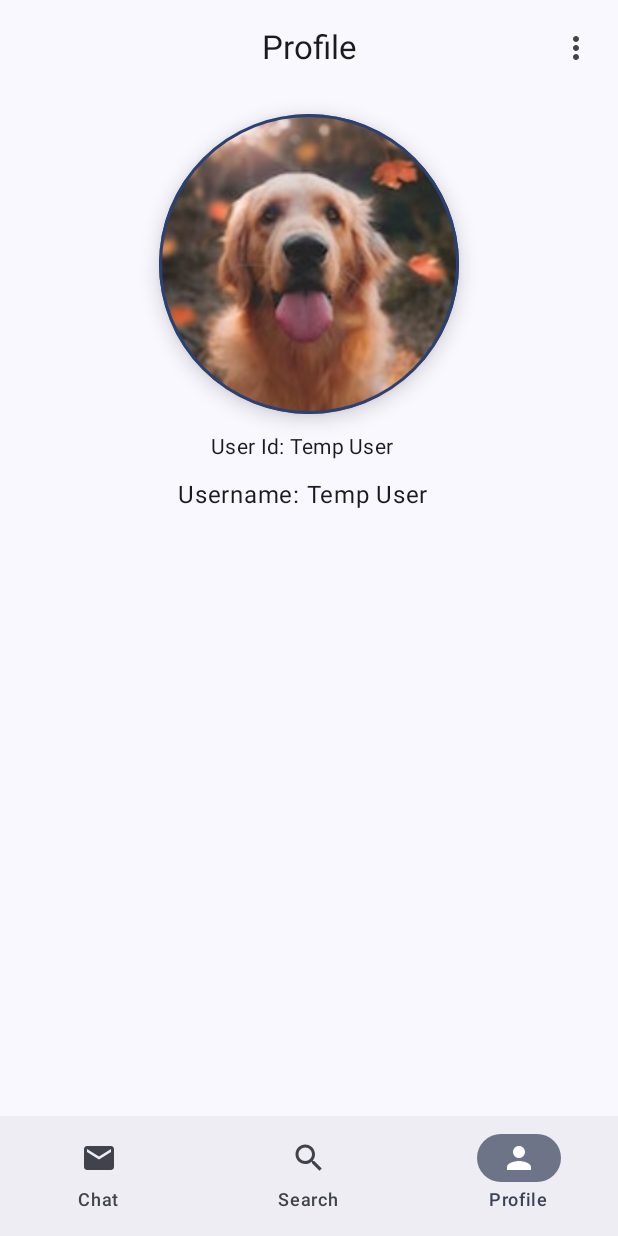
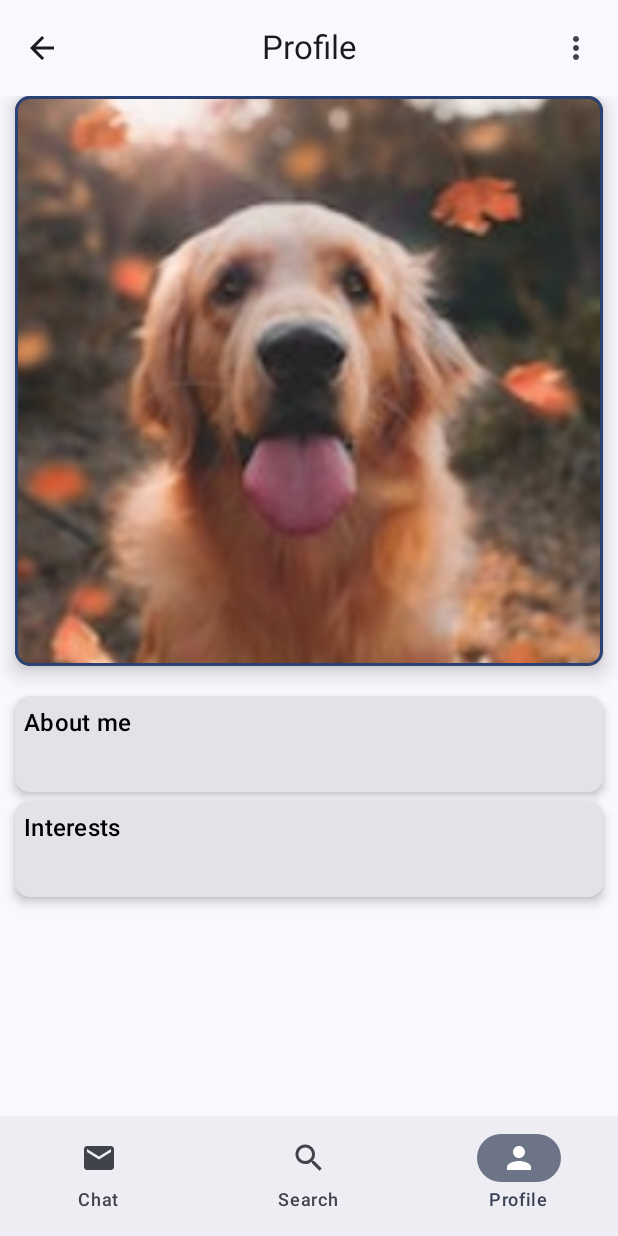
Before and after one commit to Abhidhimann/ChattingApp, an Android app built with Jetpack Compose: the screen it shows after launch (MainActivity), item 3 of the bottom bar chosen, on a phone screen of 412 x 824 dp. Run offline under Robolectric (Android 15) with nearby library versions, the phone set to English and light mode, and no system bars; our stand-ins replace Dagger/Hilt's generated code, constraintlayout-compose.

Commit message:
edit profile screen added and profile screen modify

```diff
--- a/app/build.gradle.kts
+++ b/app/build.gradle.kts
@@ -93,6 +93,12 @@ dependencies {
     // json
     implementation("com.squareup.retrofit2:converter-gson:2.5.0")
 
+    // coil
+    implementation("io.coil-kt:coil-compose:2.6.0")
+
+//    // shimmer
+//    implementation("com.valentinilk.shimmer:compose-shimmer:1.3.0")
+
 
     androidTestImplementation(libs.androidx.junit)
     androidTestImplementation(libs.androidx.espresso.core)
--- a/app/src/main/java/com/example/chattingApp/data/remote/dto/MessageDtoResponse.kt
+++ /dev/null
@@ -1,5 +0,0 @@
-package com.example.chattingApp.data.remote.dto
-
-data class MessageDtoResponse (
-    val message: MessageDto? = null
-)
--- /dev/null
+++ b/app/src/main/java/com/example/chattingApp/domain/model/UserProfile.kt
@@ -0,0 +1,32 @@
+package com.example.chattingApp.domain.model
+
+
+data class UserProfile(
+    var name: String,
+    var email: String,
+    var password: String,
+    var userId: String,
+    var profileImageUrl: String,
+    var gender: UserGender,
+    var aboutMe: String,
+    var interests: String,
+    var age: Int
+)
+
+enum class UserGender(val value: String) {
+    MALE("Male"),
+    FEMALE("Female"),
+    OTHERS("Others"),
+}
+
+val tempUserProfile = UserProfile(
+    name = "Abhishek Dhiman",
+    email = "abc@gmail.com",
+    password = "",
+    userId = "abc123",
+    profileImageUrl = "",
+    gender = UserGender.MALE,
+    aboutMe = "This is nothing about me, This is nothing about me, This is nothing about me, This is nothing about me",
+    age = 21,
+    interests = "No interests"
+)
--- a/app/src/main/java/com/example/chattingApp/ui/MainActivity.kt
+++ b/app/src/main/java/com/example/chattingApp/ui/MainActivity.kt
@@ -3,7 +3,6 @@ package com.example.chattingApp.ui
 import android.os.Bundle
 import androidx.activity.ComponentActivity
 import androidx.activity.compose.setContent
-import androidx.activity.enableEdgeToEdge
 import androidx.compose.runtime.getValue
 import androidx.compose.runtime.setValue
 import androidx.compose.material3.Scaffold
@@ -11,7 +10,6 @@ import androidx.compose.runtime.Composable
 import androidx.compose.runtime.mutableStateOf
 import androidx.compose.runtime.remember
 import androidx.compose.ui.tooling.preview.Preview
-import androidx.core.view.WindowCompat
 import androidx.navigation.compose.rememberNavController
 import com.example.chattingApp.ui.theme.ChattingAppTheme
 import com.example.chattingApp.ui.screens.BottomNavItem
--- a/app/src/main/java/com/example/chattingApp/ui/Navigation.kt
+++ b/app/src/main/java/com/example/chattingApp/ui/Navigation.kt
@@ -4,10 +4,12 @@ import androidx.compose.runtime.Composable
 import androidx.navigation.NavHostController
 import androidx.navigation.compose.NavHost
 import androidx.navigation.compose.composable
+import com.example.chattingApp.domain.model.tempUserProfile
 import com.example.chattingApp.ui.screens.BottomNavItem
 import com.example.chattingApp.ui.screens.ChatListScreen
 import com.example.chattingApp.ui.screens.chatscreen.ChatScreen
 import com.example.chattingApp.ui.screens.DiscoverPeopleScreen
+import com.example.chattingApp.ui.screens.editprofilescreen.EditProfileScreen
 import com.example.chattingApp.ui.screens.profilescreen.ProfileScreen
 
 @Composable
@@ -15,7 +17,8 @@ fun NavigationHost(navController: NavHostController) {
     NavHost(navController, startDestination = BottomNavItem.CHAT.route) {
         composable(route = BottomNavItem.CHAT.route) { ChatListScreen(navController)}
         composable(route = BottomNavItem.SEARCH.route) { DiscoverPeopleScreen() }
-        composable(route = BottomNavItem.PROFILE.route) { ProfileScreen(navController) }
+        composable(route = BottomNavItem.PROFILE.route) { ProfileScreen(navController ) }
         composable(route = "chatScreen") { ChatScreen() }
+        composable(route = "editProfileScreen") { EditProfileScreen(userProfile = tempUserProfile)}
     }
 }
--- a/app/src/main/java/com/example/chattingApp/ui/UserProfiles.kt
+++ /dev/null
@@ -1,102 +0,0 @@
-package com.example.chattingApp.ui
-
-
-data class UserProfile(val id: Int, val name: String, val status: Boolean, val picId: String)
-
-val usersProfile = listOf<UserProfile>(
-    UserProfile(
-        id = 0,
-        name = "Michaela Runnings",
-        status = true,
-        "https://images.unsplash.com/photo-1485290334039-a3c69043e517?ixid=MXwxMjA3fDB8MHxwaG90by1wYWdlfHx8fGVufDB8fHw%3D&ixlib=rb-1.2.1&auto=format&fit=crop&w=800&q=80"
-    ),
-    UserProfile(
-        id = 1,
-        name = "John Pestridge",
-        status = false,
-        "https://images.unsplash.com/photo-1542178243-bc20204b769f?ixid=MXwxMjA3fDB8MHxzZWFyY2h8MTB8fHBvcnRyYWl0fGVufDB8MnwwfA%3D%3D&ixlib=rb-1.2.1&auto=format&fit=crop&w=500&q=60"
-    ),
-    UserProfile(
-        id = 2,
-        name = "Manilla Andrews",
-        status = true,
-        "https://images.unsplash.com/photo-1543123820-ac4a5f77da38?ixid=MXwxMjA3fDB8MHxzZWFyY2h8NDh8fHBvcnRyYWl0fGVufDB8MnwwfA%3D%3D&ixlib=rb-1.2.1&auto=format&fit=crop&w=500&q=60"
-    ),
-    UserProfile(
-        id = 3,
-        name = "Dan Spicer",
-        status = false,
-        "https://images.unsplash.com/photo-1595152772835-219674b2a8a6?ixid=MXwxMjA3fDB8MHxzZWFyY2h8NDd8fHBvcnRyYWl0fGVufDB8MnwwfA%3D%3D&ixlib=rb-1.2.1&auto=format&fit=crop&w=500&q=60"
-    ),
-    UserProfile(
-        id = 4,
-        name = "Keanu Dester",
-        status = false,
-        "https://images.unsplash.com/photo-1597528380214-aa94bde3fc32?ixid=MXwxMjA3fDB8MHxzZWFyY2h8NTZ8fHBvcnRyYWl0fGVufDB8MnwwfA%3D%3D&ixlib=rb-1.2.1&auto=format&fit=crop&w=500&q=60"
-    ),
-    UserProfile(
-        id = 5,
-        name = "Anichu Patel",
-        status = false,
-        "https://images.unsplash.com/photo-1598641795816-a84ac9eac40c?ixid=MXwxMjA3fDB8MHxzZWFyY2h8NjJ8fHBvcnRyYWl0fGVufDB8MnwwfA%3D%3D&ixlib=rb-1.2.1&auto=format&fit=crop&w=500&q=60"
-    ),
-    UserProfile(
-        id = 6,
-        name = "Kienla Onso",
-        status = true,
-        "https://images.unsplash.com/photo-1566895733044-d2bdda8b6234?ixid=MXwxMjA3fDB8MHxzZWFyY2h8ODh8fHBvcnRyYWl0fGVufDB8MnwwfA%3D%3D&ixlib=rb-1.2.1&auto=format&fit=crop&w=500&q=60"
-    ),
-    UserProfile(
-        id = 7,
-        name = "Andra Matthews",
-        status = false,
-        "https://images.unsplash.com/photo-1530577197743-7adf14294584?ixid=MXwxMjA3fDB8MHxzZWFyY2h8NTV8fHBvcnRyYWl0fGVufDB8MnwwfA%3D%3D&ixlib=rb-1.2.1&auto=format&fit=crop&w=500&q=60"
-    ),
-    UserProfile(
-        id = 8,
-        name = "Georgia S.", status = false,
-        "https://images.unsplash.com/photo-1547212371-eb5e6a4b590c?ixid=MXwxMjA3fDB8MHxzZWFyY2h8MTA3fHxwb3J0cmFpdHxlbnwwfDJ8MHw%3D&ixlib=rb-1.2.1&auto=format&fit=crop&w=500&q=60"
-    ),
-    UserProfile(
-        id = 9,
-        name = "Matt Dengo",
-        status = false,
-        "https://images.unsplash.com/photo-1578176603894-57973e38890f?ixid=MXwxMjA3fDB8MHxzZWFyY2h8MTE0fHxwb3J0cmFpdHxlbnwwfDJ8MHw%3D&ixlib=rb-1.2.1&auto=format&fit=crop&w=500&q=60"
-    ),
-    UserProfile(
-        id = 10,
-        name = "Marsha T.",
-        status = true,
-        "https://images.unsplash.com/photo-1605087880595-8cc6db61f3c6?ixid=MXwxMjA3fDB8MHxzZWFyY2h8MTI0fHxwb3J0cmFpdHxlbnwwfDJ8MHw%3D&ixlib=rb-1.2.1&auto=format&fit=crop&w=500&q=60"
-    ),
-    UserProfile(
-        id = 11,
-        name = "Invshu Patel",
-        status = true,
-        "https://images.unsplash.com/photo-1561820009-8bef03ebf8e5?ixid=MXwxMjA3fDB8MHxzZWFyY2h8MTM3fHxwb3J0cmFpdHxlbnwwfDJ8MHw%3D&ixlib=rb-1.2.1&auto=format&fit=crop&w=500&q=60"
-    ),
-    UserProfile(
-        id = 12,
-        name = "Braylen Nathan",
-        status = true,
-        "https://images.unsplash.com/photo-1605857840732-188f2f08cb31?ixid=MXwxMjA3fDB8MHxzZWFyY2h8MTQ5fHxwb3J0cmFpdHxlbnwwfDJ8MHw%3D&ixlib=rb-1.2.1&auto=format&fit=crop&w=500&q=60"
-    ),
-    UserProfile(
-        id = 13,
-        name = "Jorge Andre",
-        status = false,
-        "https://images.unsplash.com/photo-1517588632672-9758d6acba04?ixid=MXwxMjA3fDB8MHxzZWFyY2h8MTYyfHxwb3J0cmFpdHxlbnwwfDJ8MHw%3D&ixlib=rb-1.2.1&auto=format&fit=crop&w=500&q=60"
-    ),
-    UserProfile(
-        id = 14,
-        name = "Jamison Dana",
-        status = false,
-        "https://images.unsplash.com/photo-1513690277738-c9bc7eb2a992?ixid=MXwxMjA3fDB8MHxzZWFyY2h8MTY1fHxwb3J0cmFpdHxlbnwwfDJ8MHw%3D&ixlib=rb-1.2.1&auto=format&fit=crop&w=500&q=60"
-    ),
-    UserProfile(
-        id = 15,
-        name = "Laura S.",
-        status = true,
-        "https://images.unsplash.com/photo-1513708847802-f2fa846a7eaa?ixid=MXwxMjA3fDB8MHxzZWFyY2h8MTg1fHxwb3J0cmFpdHxlbnwwfDJ8MHw%3D&ixlib=rb-1.2.1&auto=format&fit=crop&w=500&q=60"
-    ),
-)
--- a/app/src/main/java/com/example/chattingApp/ui/screens/ChatListScreen.kt
+++ b/app/src/main/java/com/example/chattingApp/ui/screens/ChatListScreen.kt
@@ -11,6 +11,7 @@ import androidx.compose.foundation.layout.size
 import androidx.compose.foundation.layout.wrapContentHeight
 import androidx.compose.foundation.lazy.LazyColumn
 import androidx.compose.foundation.lazy.items
+import androidx.compose.foundation.shape.CircleShape
 import androidx.compose.material.icons.Icons
 import androidx.compose.material.icons.filled.MoreVert
 import androidx.compose.material.icons.filled.Search
@@ -40,9 +41,9 @@ import androidx.compose.ui.unit.dp
 import androidx.constraintlayout.compose.ConstraintLayout
 import androidx.navigation.NavController
 import androidx.navigation.compose.rememberNavController
-import com.example.chattingApp.ui.UserProfile
+import com.example.chattingApp.domain.model.UserProfile
+import com.example.chattingApp.domain.model.tempUserProfile
 import com.example.chattingApp.ui.screens.profilescreen.ProfilePicture
-import com.example.chattingApp.ui.usersProfile
 
 @Composable
 fun ChatListScreen(navController: NavController) {
@@ -56,7 +57,7 @@ fun ChatListScreen(navController: NavController) {
             modifier = Modifier
                 .padding(innerPadding)
                 .fillMaxSize(),
-            users = usersProfile,
+            users = listOf(tempUserProfile),
             navController = navController
         )
     }
@@ -143,9 +144,13 @@ fun ProfileCard(userProfile: UserProfile, onClick: () -> Unit) {
             horizontalArrangement = Arrangement.Start
         ) {
             ProfilePicture(
-                userProfile.picId, modifier = Modifier
-                    .size(48.dp),
-                elevation = CardDefaults.elevatedCardElevation(0.dp)
+                userProfile.profileImageUrl, modifier = Modifier
+                    .padding(4.dp)
+                    .size(56.dp)
+                    .padding(4.dp)
+                ,
+                elevation = CardDefaults.elevatedCardElevation(0.dp),
+                shapes = CircleShape
             )
             ChatThreadDetails(
                 userName = userProfile.name,
--- a/app/src/main/java/com/example/chattingApp/ui/screens/chatscreen/ChatState.kt
+++ b/app/src/main/java/com/example/chattingApp/ui/screens/chatscreen/ChatScreenState.kt
@@ -2,7 +2,7 @@ package com.example.chattingApp.ui.screens.chatscreen
 
 import com.example.chattingApp.domain.model.Message
 
-data class ChatState(
+data class ChatScreenState(
     var messages: List<Message> = emptyList(),
     val isLoading: Boolean = false
 )
--- a/app/src/main/java/com/example/chattingApp/ui/screens/profilescreen/ProfileScreen.kt
+++ b/app/src/main/java/com/example/chattingApp/ui/screens/profilescreen/ProfileScreen.kt
@@ -11,8 +11,7 @@ import androidx.compose.foundation.layout.fillMaxSize
 import androidx.compose.foundation.layout.fillMaxWidth
 import androidx.compose.foundation.layout.height
 import androidx.compose.foundation.layout.padding
-import androidx.compose.foundation.layout.size
-import androidx.compose.foundation.shape.CircleShape
+import androidx.compose.foundation.shape.RoundedCornerShape
 import androidx.compose.material.icons.Icons
 import androidx.compose.material.icons.filled.ArrowBack
 import androidx.compose.material.icons.filled.MoreVert
@@ -35,29 +34,48 @@ import androidx.compose.runtime.remember
 import androidx.compose.runtime.setValue
 import androidx.compose.ui.Alignment
 import androidx.compose.ui.Modifier
+import androidx.compose.ui.graphics.Color
+import androidx.compose.ui.graphics.Shape
 import androidx.compose.ui.layout.ContentScale
 import androidx.compose.ui.res.painterResource
+import androidx.compose.ui.text.font.FontWeight
+import androidx.compose.ui.text.style.TextAlign
 import androidx.compose.ui.text.style.TextOverflow
 import androidx.compose.ui.tooling.preview.Preview
 import androidx.compose.ui.unit.dp
 import androidx.navigation.NavController
+import coil.compose.rememberAsyncImagePainter
 import com.example.chattingApp.R
+import com.example.chattingApp.domain.model.UserProfile
+import com.example.chattingApp.domain.model.tempUserProfile
 
 @Composable
 fun ProfileScreen(navController: NavController) {
-//    val bottomNavItems = BottomNavItem.entries.toTypedArray()
-//    val navController = rememberNavController()
+
+    ProfileScreenContent(userId = 1, state = ProfileScreenState()) { event ->
+        when (event) {
+            is ProfileScreenEvent.EditProfile -> {
+                navController.navigate("editProfileScreen")
+            }
+        }
+    }
+}
+
+@Composable
+fun ProfileScreenContent(
+    userId: Long,
+    state: ProfileScreenState,
+    onEvent: (ProfileScreenEvent) -> Unit
+) {
+    val userProfile = state.userProfile
     Scaffold(
         topBar = {
-            ProfileScreenAppBar(title = "Profile", isOtherUser = false) {
-                navController.popBackStack()
-            }
+            ProfileScreenAppBar(title = "Profile", onEvent = onEvent, isSelfUser = false)
         },
         modifier = Modifier.fillMaxSize(),
-//        bottomBar = { BottomNavigationBar(tabBarItems = bottomNavItems, navController = navController) }
     ) { innerPadding ->
         Profile(
-            name = "Android",
+            userProfile = userProfile,
             modifier = Modifier.padding(innerPadding)
         )
     }
@@ -65,30 +83,34 @@ fun ProfileScreen(navController: NavController) {
 
 @OptIn(ExperimentalMaterial3Api::class)
 @Composable
-fun ProfileScreenAppBar(title: String, isOtherUser: Boolean, onIconClick: () -> Unit) {
+fun ProfileScreenAppBar(
+    title: String,
+    isSelfUser: Boolean,
+    onEvent: (ProfileScreenEvent) -> Unit,
+) {
     CenterAlignedTopAppBar(
         title = { Text(text = title) },
         navigationIcon =
         // todo back only when user see others profile
         {
-            if (isOtherUser) {
+            if (!isSelfUser) {
                 Icon(
                     imageVector = Icons.Default.ArrowBack,
                     "Back",
                     modifier = Modifier
                         .padding(horizontal = 12.dp)
-                        .clickable(onClick = { onIconClick.invoke() })
+                        .clickable(onClick = { })
                 )
             }
         },
         actions = {
-            UserProfileMenuActions()
+            UserProfileMenuActions(onEvent)
         }
     )
 }
 
 @Composable
-fun UserProfileMenuActions() {
+fun UserProfileMenuActions(onEvent: (ProfileScreenEvent) -> Unit) {
     var menuExpanded by remember { mutableStateOf(false) }
     Row {
         IconButton(onClick = { menuExpanded = true }) {
@@ -101,7 +123,7 @@ fun UserProfileMenuActions() {
             DropdownMenuItem(
                 text = { Text("Edit Profile") },
                 onClick = {
-                    // will do something here
+                    onEvent(ProfileScreenEvent.EditProfile(tempUserProfile))
                     menuExpanded = false
                 }
             )
@@ -110,41 +132,48 @@ fun UserProfileMenuActions() {
 }
 
 @Composable
-fun Profile(name: String, modifier: Modifier = Modifier) {
+fun Profile(userProfile: UserProfile?, modifier: Modifier = Modifier) {
     Column(
-        modifier = modifier,
+        modifier = modifier.padding(start = 10.dp, end = 10.dp),
         horizontalAlignment = Alignment.CenterHorizontally
     ) {
         ProfilePicture(
-            picUrl = "",
-            modifier = Modifier.size(200.dp),
-            elevation = CardDefaults.elevatedCardElevation(8.dp)
+            picUrl = userProfile?.profileImageUrl,
+            modifier = Modifier
+                .weight(1f)
+                .fillMaxWidth(),
+            elevation = CardDefaults.elevatedCardElevation(8.dp),
+            shapes = RoundedCornerShape(10.dp)
         )
         ProfileDetails(
-            userId = "tempId",
-            userName = "Temp User",
+            userProfile = userProfile,
             isSelfUser = true,
-            Alignment.CenterHorizontally
+            Alignment.Start,
+            modifier = Modifier
+                .weight(1f)
+                .padding(top = 12.dp)
         )
     }
 }
 
 @Composable
-fun ProfilePicture(picUrl: String, modifier: Modifier, elevation: CardElevation) {
+fun ProfilePicture(picUrl: String?, modifier: Modifier, elevation: CardElevation, shapes: Shape) {
     Card(
-        shape = CircleShape,
+        shape = shapes,
         elevation = elevation,
         border = BorderStroke(
             width = 2.dp,
             color = MaterialTheme.colorScheme.primary
         ),
-        modifier = Modifier.padding(12.dp)
+        modifier = modifier
     ) {
         // will use glide
         Image(
-            painter = painterResource(id = R.drawable.dog_pic),
+            painter = if (picUrl.isNullOrEmpty()) painterResource(id = R.drawable.dog_pic) else rememberAsyncImagePainter(
+                model = R.drawable.dog_pic
+            ),
             contentDescription = "ProfilePicture",
-            modifier = modifier,
+            modifier = Modifier.fillMaxSize(),
             contentScale = ContentScale.Crop,
         )
     }
@@ -152,47 +181,85 @@ fun ProfilePicture(picUrl: String, modifier: Modifier, elevation: CardElevation)
 
 @Composable
 fun ProfileDetails(
-    userId: String,
-    userName: String,
+    userProfile: UserProfile?,
     isSelfUser: Boolean,
-    horizontalAlignment: Alignment.Horizontal
+    horizontalAlignment: Alignment.Horizontal,
+    modifier: Modifier
 ) {
     Column(
-        modifier = Modifier
-            .padding(bottom = 8.dp, end = 8.dp)
+        modifier = modifier
             .fillMaxWidth(),
-        verticalArrangement = Arrangement.Center,
+        verticalArrangement = Arrangement.Top,
         horizontalAlignment = horizontalAlignment
     ) {
-        if (isSelfUser) {
+        Row(
+            modifier = Modifier
+                .fillMaxWidth()
+                .padding(start = 6.dp, end = 6.dp, bottom = 8.dp),
+            horizontalArrangement = Arrangement.Center
+        ) {
+            if (!userProfile?.name.isNullOrBlank()) {
+                Text(
+                    text = (userProfile?.name ?: ""),
+                    style = MaterialTheme.typography.titleLarge,
+                    fontWeight = FontWeight.Bold,
+                    overflow = TextOverflow.Ellipsis,
+                    maxLines = 1,
+                    textAlign = TextAlign.Start,
+                    modifier = Modifier.weight(0.8f)
+                )
+                Text(
+                    text = userProfile?.gender?.value ?: "",
+                    style = MaterialTheme.typography.titleLarge,
+                    fontWeight = FontWeight.Bold,
+                    textAlign = TextAlign.End,
+                    modifier = Modifier
+                        .weight(.2f)
+                        .padding(start = 6.dp, end = 6.dp)
+                )
+            }
+        }
+        Card(
+            colors = CardDefaults.cardColors(contentColor = Color.Black),
+            shape = RoundedCornerShape(10.dp),
+            modifier = Modifier.fillMaxWidth(),
+            elevation = CardDefaults.elevatedCardElevation(4.dp)
+        ) {
             Text(
-                text = "User Id: $userName",
-                maxLines = 1,
-                overflow = TextOverflow.Ellipsis,
-                style = MaterialTheme.typography.bodyMedium
+                text = "About me",
+                style = MaterialTheme.typography.titleMedium,
+                modifier = Modifier.padding(6.dp)
+            )
+            Text(
+                text = userProfile?.aboutMe ?: "",
+                modifier = Modifier.padding(start = 8.dp, end = 6.dp, bottom = 4.dp)
             )
         }
-        Spacer(modifier = Modifier.height(10.dp))
-        Text(
-            text = "Username: $userName",
-            maxLines = 1,
-            overflow = TextOverflow.Ellipsis
-        )
+        Spacer(modifier = Modifier.height(6.dp))
+        Card(
+            colors = CardDefaults.cardColors(contentColor = Color.Black),
+            shape = RoundedCornerShape(10.dp),
+            modifier = Modifier.fillMaxWidth(),
+            elevation = CardDefaults.cardElevation(4.dp)
+        ) {
+            Text(
+                text = "Interests",
+                style = MaterialTheme.typography.titleMedium,
+                modifier = Modifier.padding(6.dp)
+            )
+            Text(
+                text = userProfile?.interests ?: "",
+                modifier = Modifier.padding(start = 8.dp, end = 6.dp, bottom = 4.dp)
+            )
+        }
     }
 }
 
 @Preview(showBackground = true)
 @Composable
 fun ProfileScreenPreview() {
-    Scaffold(
-        topBar = {
-            ProfileScreenAppBar(title = "Profile", isOtherUser = true) {}
-        },
-        modifier = Modifier.fillMaxSize()
-    ) { innerPadding ->
-        Profile(
-            name = "Android",
-            modifier = Modifier.padding(innerPadding)
-        )
+
+    ProfileScreenContent(userId = 1, state = ProfileScreenState(userProfile = tempUserProfile)) {
+
     }
 }
--- /dev/null
+++ b/app/src/main/java/com/example/chattingApp/ui/screens/profilescreen/ProfileScreenState.kt
@@ -0,0 +1,8 @@
+package com.example.chattingApp.ui.screens.profilescreen
+
+import com.example.chattingApp.domain.model.UserProfile
+
+data class ProfileScreenState (
+    var userProfile: UserProfile? = null,
+    val isLoading: Boolean = true
+)
--- a/app/src/main/java/com/example/chattingApp/viewModel/ChatViewModel.kt
+++ b/app/src/main/java/com/example/chattingApp/viewModel/ChatViewModel.kt
@@ -1,9 +1,7 @@
 package com.example.chattingApp.viewModel
 
 import android.util.Log
-import androidx.compose.runtime.State
 import androidx.compose.runtime.getValue
-import androidx.compose.runtime.mutableStateListOf
 import androidx.compose.runtime.mutableStateOf
 import androidx.compose.runtime.setValue
 import androidx.lifecycle.ViewModel
@@ -12,7 +10,7 @@ import com.example.chattingApp.data.remote.ChatSocketService
 import com.example.chattingApp.data.remote.FirebaseMessageService
 import com.example.chattingApp.domain.model.Message
 import com.example.chattingApp.ui.screens.chatscreen.ChatScreenEvent
-import com.example.chattingApp.ui.screens.chatscreen.ChatState
+import com.example.chattingApp.ui.screens.chatscreen.ChatScreenState
 import com.example.chattingApp.utils.classTag
 import com.example.chattingApp.utils.tempTag
 import dagger.hilt.android.lifecycle.HiltViewModel
@@ -29,7 +27,7 @@ class ChatViewModel @Inject constructor(
 //    private val _state = mutableStateOf(ChatState())
 //    val state: State<ChatState> = _state
 
-    var state by mutableStateOf(ChatState())
+    var state by mutableStateOf(ChatScreenState())
         private set
 
     private fun sendMessage(message: Message) {
```
Also changed, not shown: app/src/main/java/com/example/chattingApp/data/remote/dto/UserProfileDto.kt (added, +57 -0 lines), app/src/main/java/com/example/chattingApp/ui/screens/chatscreen/ChatScreen.kt (+3 -9 lines), app/src/main/java/com/example/chattingApp/ui/screens/editprofilescreen/EditProfileScreen.kt (+78 -32 lines), app/src/main/java/com/example/chattingApp/ui/screens/editprofilescreen/EditProfileScreenState.kt (+6 -2 lines), app/src/main/java/com/example/chattingApp/ui/screens/profilescreen/ProfileScreenEvent.kt (added, +7 -0 lines), app/src/main/java/com/example/chattingApp/utils/Helper.kt (added, +23 -0 lines).
